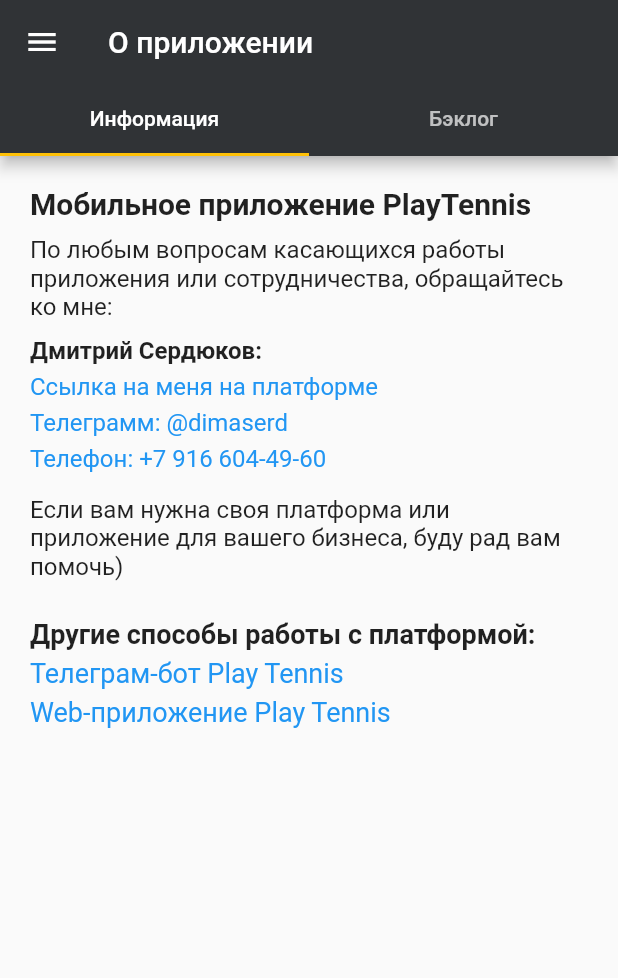
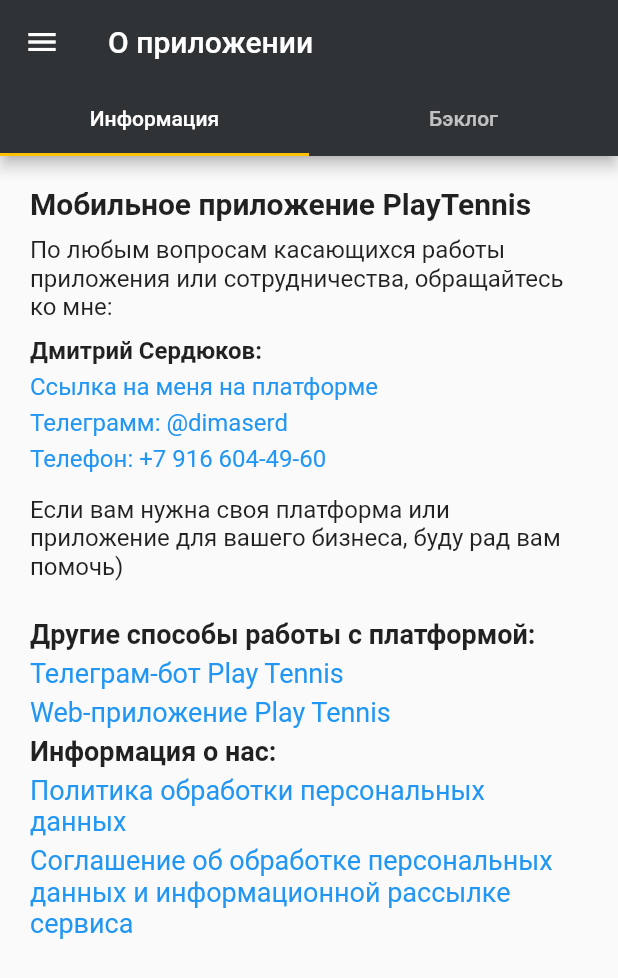
Before and after one commit to dimaserd/PlayTennisApp, a Flutter app: the AboutApplicationScreen screen opened directly, on a phone screen of 412 x 824 dp. Shown: the top 978 px of the screen. Run offline on Flutter 3.47's test engine with Material 2 defaults, Android fonts, the phone set to English and light mode, and no system bars; drawn by our look-alikes of loader_overlay; our stand-ins replace dropdown_search, firebase_core, firebase_crashlytics, firebase_messaging, flutter_html, image_cropper and 3 more; missing offline and left inert: animated_snack_bar, masked_text; accounts and stored records are empty; network calls fail.

Commit message:
fix bugs from trello

```diff
--- a/mobile/play_tennis/lib/app/ptc/screens/AboutApplicationScreen.dart
+++ b/mobile/play_tennis/lib/app/ptc/screens/AboutApplicationScreen.dart
@@ -175,6 +175,42 @@
             );
           },
         ),
+        const SizedBox(height: 5),
+        const Text(
+          'Информация о нас:',
+          style: TextStyle(
+            fontWeight: FontWeight.w600,
+            fontSize: 18,
+          ),
+        ),
+        const SizedBox(height: 5),
+        InkWell(
+          child: const Text(
+            'Политика обработки персональных данных',
+            style: TextStyle(
+              color: Colors.blue,
+              fontSize: 18,
+            ),
+          ),
+          onTap: () {
+            var uri = Uri.parse(MainSettings.privacyPolicy);
+            launchUrl(uri);
+          },
+        ),
+        const SizedBox(height: 5),
+        InkWell(
+          child: const Text(
+            'Соглашение об обработке персональных данных и информационной рассылке сервиса',
+            style: TextStyle(
+              color: Colors.blue,
+              fontSize: 18,
+            ),
+          ),
+          onTap: () {
+            var uri = Uri.parse(MainSettings.agreement);
+            launchUrl(uri);
+          },
+        )
       ],
     );
   }
--- a/mobile/play_tennis/lib/app/ptc/widgets/tournaments/TournamentsList.dart
+++ b/mobile/play_tennis/lib/app/ptc/widgets/tournaments/TournamentsList.dart
@@ -42,7 +42,7 @@
     return tournaments.isEmpty
         ? Column(children: const [
             Center(
-              child: Text("Тренеры не найдены"),
+              child: Text("Турниры не найдены"),
             ),
           ])
         : ListView.builder(
--- a/mobile/play_tennis/lib/main-settings.dart
+++ b/mobile/play_tennis/lib/main-settings.dart
@@ -12,6 +12,10 @@
   static const String dimaserdPlayerId = "843ea23a-466c-4196-bc1b-01195dabaa9c";
 
   static const bool showSiteUrls = false;
+
+  static const String privacyPolicy = "https://play-tennis.online/docs/politics.html";
+
+  static const String agreement = "https://play-tennis.online/docs/agreement.html";
 }
 
 class TelegramBotSettings {
```
Also changed, not shown: mobile/play_tennis/lib/logic/ptc/services/TournamentService.dart (+16 -5 lines).
